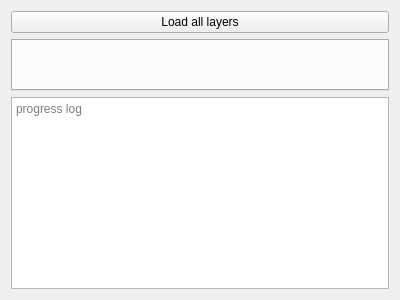
Old version of the form qgisplugin/anncsu_manager/resources/ui/wizard_evaluate_geocode_page.ui in the repository anncsu-open/anncsu-manager.
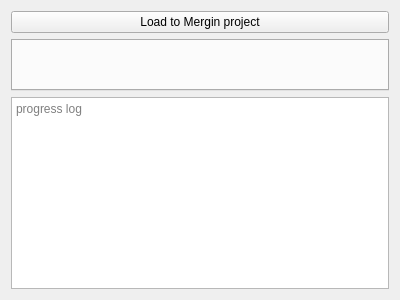
New version of the form.

Commit message: show current mergin project before save all layers

Patch:
```diff
--- a/qgisplugin/anncsu_manager/resources/ui/wizard_evaluate_geocode_page.ui
+++ b/qgisplugin/anncsu_manager/resources/ui/wizard_evaluate_geocode_page.ui
@@ -26,7 +26,7 @@
    <item>
     <widget class="QPushButton" name="load_all_layers">
      <property name="text">
-      <string>Load all layers</string>
+      <string>Load to Mergin project</string>
      </property>
     </widget>
    </item>
```
The commit also changes 1 other file.
